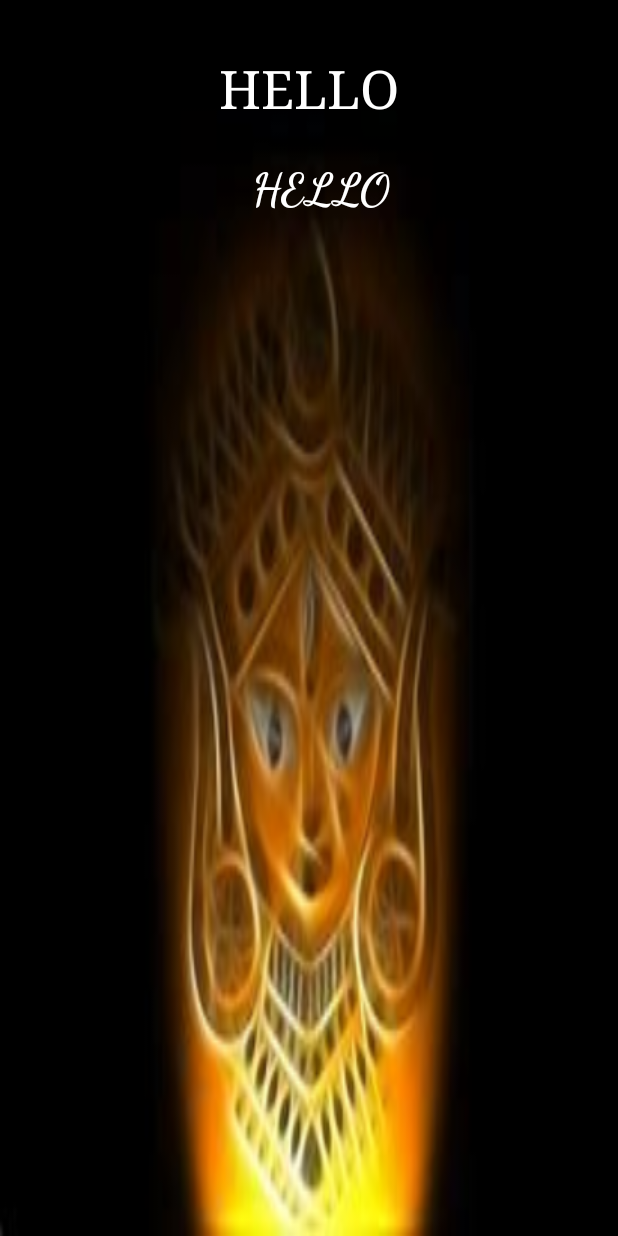
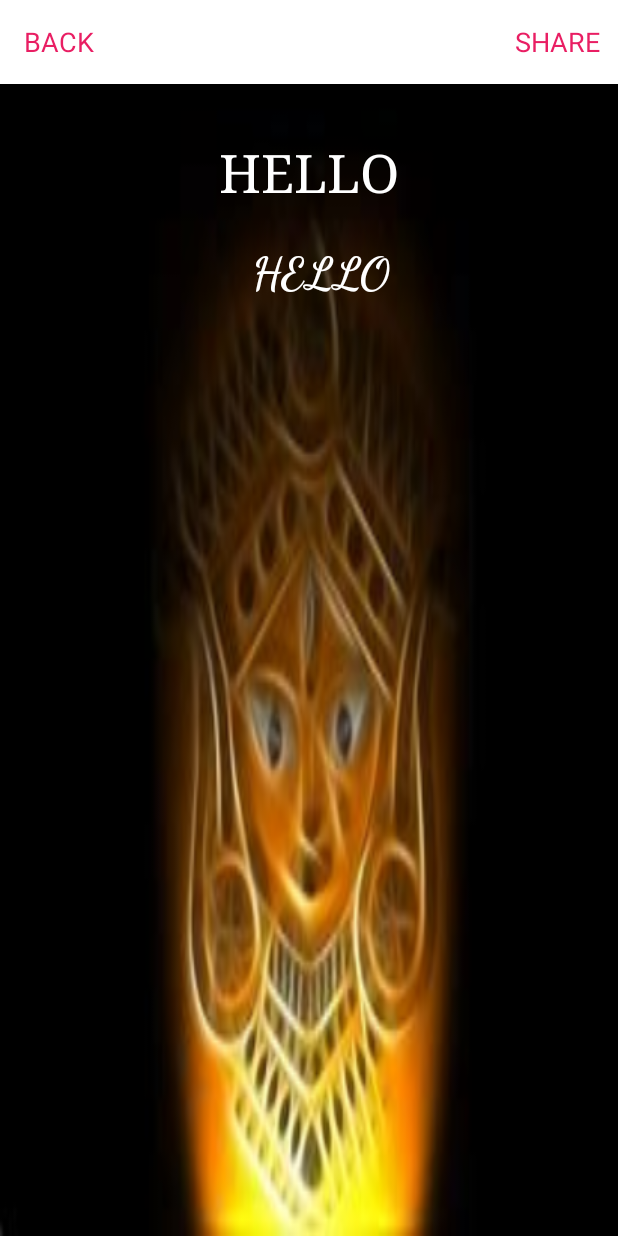
Before and after one commit to NKNehak/Card-Creator, an Android app: the layout festival.xml on its own in the app's theme, with its tools: preview values and no code run, on a phone screen of 412 x 824 dp. Run offline under Robolectric (Android 15) with nearby library versions, the light colour scheme and no system bars.

Commit message:
Added toolbar in festival layout

```diff
--- a/app/src/main/res/layout/festival.xml
+++ b/app/src/main/res/layout/festival.xml
@@ -3,6 +3,41 @@
     android:orientation="vertical" android:layout_width="match_parent"
     android:layout_height="match_parent"
     android:background="@drawable/festival">
+
+     <androidx.appcompat.widget.Toolbar
+        android:id="@+id/toolbarfestival"
+        android:layout_width="match_parent"
+        android:layout_height="wrap_content"
+        android:background="#FFFFFF">
+        <LinearLayout
+            android:layout_width="match_parent"
+            android:layout_height="wrap_content"
+            android:orientation="horizontal">
+
+            <TextView
+                android:id="@+id/bfestival"
+                android:layout_width="wrap_content"
+                android:layout_height="wrap_content"
+                android:background="#FFFFFF"
+                android:clickable="true"
+                android:text="BACK"
+                android:textColor="#E91E63"
+                android:textSize="18dp" />
+
+            <TextView
+                android:id="@+id/sfestival"
+                android:layout_width="match_parent"
+                android:layout_height="wrap_content"
+                android:background="#FFFFFF"
+                android:clickable="true"
+                android:paddingRight="12dp"
+                android:text="SHARE"
+                android:textAlignment="textEnd"
+                android:textColor="#E91E63"
+                android:textSize="18dp" />
+        </LinearLayout>
+    </androidx.appcompat.widget.Toolbar>
+
     <TextView
         android:id="@+id/fs"
         android:layout_width="match_parent"
```
